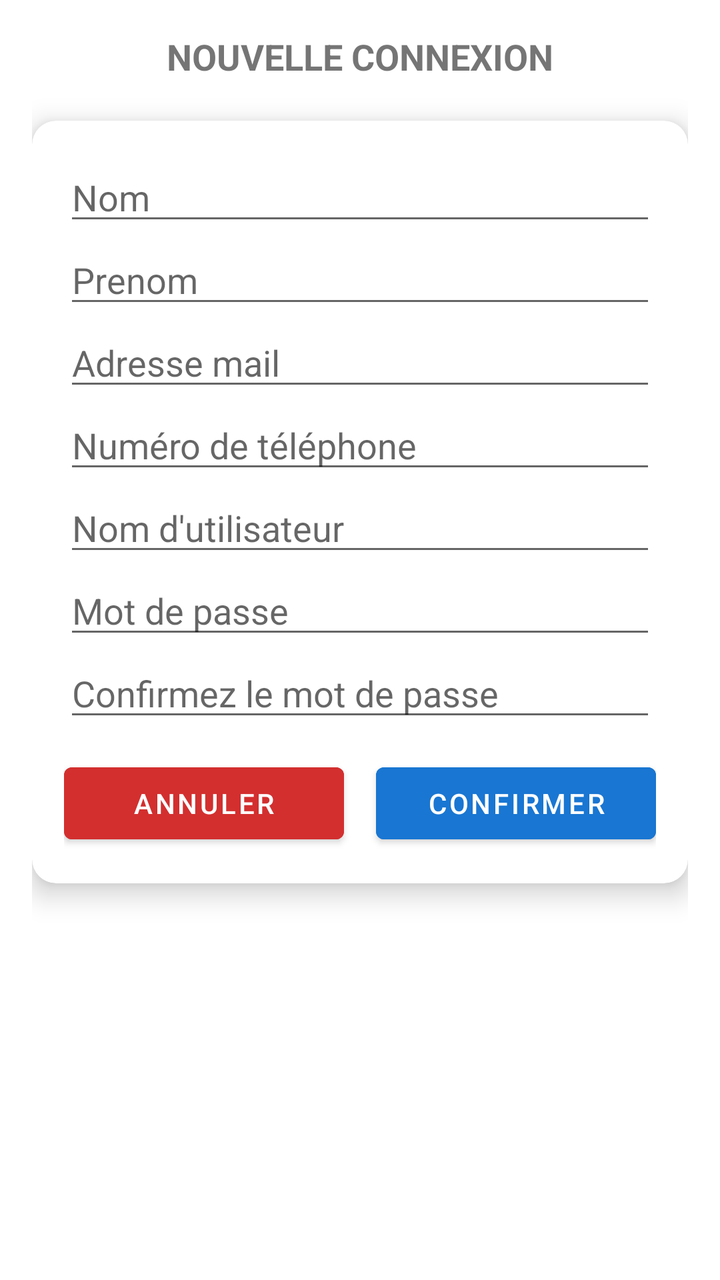
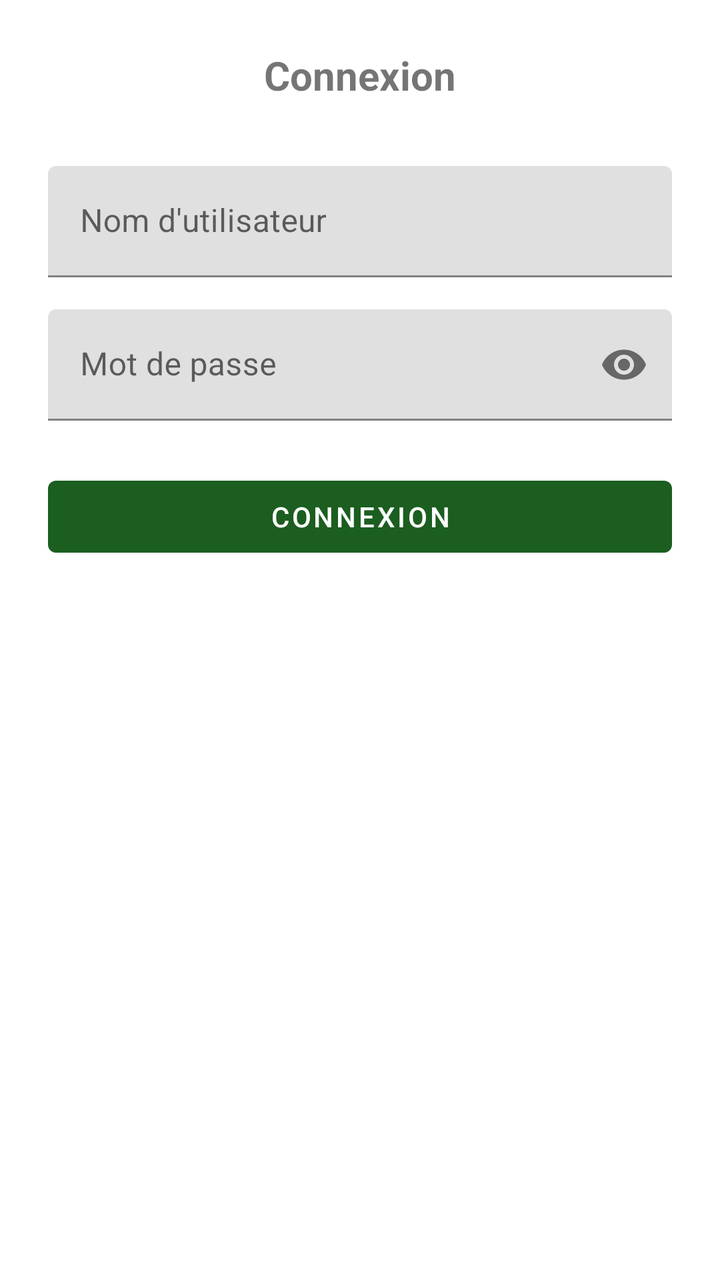

The first picture is an Android layout as it rendered before a commit; the second is the same layout after the commit. The layout source and the unified diff follow.
<!-- AndroidManifest.xml: application theme Theme.CitoyenActif -->
<!-- res/layout/sign_in_frag.xml -->
<?xml version="1.0" encoding="utf-8"?>
<layout xmlns:app="http://schemas.android.com/apk/res-auto">

    <androidx.constraintlayout.widget.ConstraintLayout
        xmlns:android="http://schemas.android.com/apk/res/android"
        android:layout_width="match_parent"
        android:layout_height="match_parent"
        android:padding="16dp">

        
        <TextView
            android:id="@+id/welcome_message"
            android:layout_width="wrap_content"
            android:layout_height="wrap_content"
            android:text="NOUVELLE CONNEXION"
            android:textStyle="bold"
            android:textSize="18dp"
            app:layout_constraintTop_toTopOf="parent"
            app:layout_constraintStart_toStartOf="parent"
            app:layout_constraintEnd_toEndOf="parent" />

        
        <com.google.android.material.card.MaterialCardView
            android:id="@+id/form_card"
            android:layout_width="0dp"
            android:layout_height="wrap_content"
            android:layout_marginTop="20dp"
            app:cardCornerRadius="12dp"
            app:cardElevation="8dp"
            app:layout_constraintTop_toBottomOf="@id/welcome_message"
            app:layout_constraintStart_toStartOf="parent"
            app:layout_constraintEnd_toEndOf="parent">

            
            <LinearLayout
                android:layout_width="match_parent"
                android:layout_height="wrap_content"
                android:orientation="vertical"
                android:padding="16dp">

                
                <EditText
                    android:id="@+id/name"
                    android:layout_width="match_parent"
                    android:layout_height="wrap_content"
                    android:hint="Nom"/>

                
                <EditText
                    android:id="@+id/first_name"
                    android:layout_width="match_parent"
                    android:layout_height="wrap_content"
                    android:hint="Prenom"/>

                
                <EditText
                    android:id="@+id/email"
                    android:layout_width="match_parent"
                    android:layout_height="wrap_content"
                    android:hint="Adresse mail"/>

                
                <EditText
                    android:id="@+id/phone_number"
                    android:layout_width="match_parent"
                    android:layout_height="wrap_content"
                    android:hint="Numéro de téléphone"/>

                
                <EditText
                    android:id="@+id/username"
                    android:layout_width="match_parent"
                    android:layout_height="wrap_content"
                    android:hint="Nom d'utilisateur"/>

                
                <EditText
                    android:id="@+id/password"
                    android:layout_width="match_parent"
                    android:layout_height="wrap_content"
                    android:hint="Mot de passe"
                    android:inputType="textPassword"/>

                
                <EditText
                    android:id="@+id/confirm_password"
                    android:layout_width="match_parent"
                    android:layout_height="wrap_content"
                    android:hint="Confirmez le mot de passe"
                    android:inputType="textPassword"/>

                
                <LinearLayout
                    android:layout_width="match_parent"
                    android:layout_height="wrap_content"
                    android:orientation="horizontal"
                    android:layout_marginTop="12dp">

                    
                    <Button
                        android:id="@+id/cancel_button"
                        android:layout_width="0dp"
                        android:layout_weight="1"
                        android:layout_height="wrap_content"
                        android:text="ANNULER"
                        android:backgroundTint="#D32F2F"/>

                    
                    <Space
                        android:layout_width="16dp"
                        android:layout_height="wrap_content"/>

                    
                    <Button
                        android:id="@+id/confirm_button"
                        android:layout_width="0dp"
                        android:layout_weight="1"
                        android:layout_height="wrap_content"
                        android:text="CONFIRMER"
                        android:backgroundTint="#1976D2"/>

                </LinearLayout>

            </LinearLayout>

        </com.google.android.material.card.MaterialCardView>

    </androidx.constraintlayout.widget.ConstraintLayout>
</layout>
<!-- resources referenced by this layout -->
<resources>
  <style name="Theme.CitoyenActif" parent="Theme.MaterialComponents.DayNight.DarkActionBar">
          
          <item name="colorPrimary">@color/purple_500</item>
          <item name="colorPrimaryVariant">@color/purple_700</item>
          <item name="colorOnPrimary">@color/white</item>
          
          <item name="colorSecondary">@color/teal_200</item>
          <item name="colorSecondaryVariant">@color/teal_700</item>
          <item name="colorOnSecondary">@color/black</item>
          
          <item name="android:statusBarColor">?attr/colorPrimaryVariant</item>
          
      </style>
  <color name="purple_500">#FF6200EE</color>
  <color name="purple_700">#FF3700B3</color>
  <color name="white">#FFFFFFFF</color>
  <color name="teal_200">#FF03DAC5</color>
  <color name="teal_700">#FF018786</color>
  <color name="black">#FF000000</color>
</resources>

<!-- the commit's change to res/layout/sign_in_frag.xml (unified diff, before → after) -->
@@ -1,129 +1,79 @@
 <?xml version="1.0" encoding="utf-8"?>
-<layout xmlns:app="http://schemas.android.com/apk/res-auto">
+<layout xmlns:android="http://schemas.android.com/apk/res/android"
+    xmlns:app="http://schemas.android.com/apk/res-auto">
+
+    <data>
+        
+    </data>
 
     <androidx.constraintlayout.widget.ConstraintLayout
-        xmlns:android="http://schemas.android.com/apk/res/android"
         android:layout_width="match_parent"
         android:layout_height="match_parent"
-        android:padding="16dp">
+        android:padding="24dp">
 
         
         <TextView
-            android:id="@+id/welcome_message"
-            android:layout_width="wrap_content"
+            android:id="@+id/tvLoginTitle"
+            android:layout_width="0dp"
             android:layout_height="wrap_content"
-            android:text="NOUVELLE CONNEXION"
+            android:text="Connexion"
+            android:textSize="20sp"
             android:textStyle="bold"
-            android:textSize="18dp"
+            android:textAlignment="center"
             app:layout_constraintTop_toTopOf="parent"
             app:layout_constraintStart_toStartOf="parent"
             app:layout_constraintEnd_toEndOf="parent" />
 
         
-        <com.google.android.material.card.MaterialCardView
-            android:id="@+id/form_card"
+        <com.google.android.material.textfield.TextInputLayout
+            android:id="@+id/tilUsername"
             android:layout_width="0dp"
             android:layout_height="wrap_content"
-            android:layout_marginTop="20dp"
-            app:cardCornerRadius="12dp"
-            app:cardElevation="8dp"
-            app:layout_constraintTop_toBottomOf="@id/welcome_message"
+            android:layout_marginTop="32dp"
+            android:hint="Nom d'utilisateur"
+            app:layout_constraintTop_toBottomOf="@id/tvLoginTitle"
             app:layout_constraintStart_toStartOf="parent"
             app:layout_constraintEnd_toEndOf="parent">
 
-            
-            <LinearLayout
+            <com.google.android.material.textfield.TextInputEditText
+                android:id="@+id/etUsername"
                 android:layout_width="match_parent"
                 android:layout_height="wrap_content"
-                android:orientation="vertical"
-                android:padding="16dp">
+                android:inputType="text"
+                android:maxLines="1" />
+        </com.google.android.material.textfield.TextInputLayout>
 
-                
-                <EditText
-                    android:id="@+id/name"
-                    android:layout_width="match_parent"
-                    android:layout_height="wrap_content"
-                    android:hint="Nom"/>
+        
+        <com.google.android.material.textfield.TextInputLayout
+            android:id="@+id/tilPassword"
+            android:layout_width="0dp"
+            android:layout_height="wrap_content"
+            android:layout_marginTop="16dp"
+            android:hint="Mot de passe"
+            app:endIconMode="password_toggle"
+            app:layout_constraintTop_toBottomOf="@id/tilUsername"
+            app:layout_constraintStart_toStartOf="parent"
+            app:layout_constraintEnd_toEndOf="parent">
 
-                
-                <EditText
-                    android:id="@+id/first_name"
-                    android:layout_width="match_parent"
-                    android:layout_height="wrap_content"
-                    android:hint="Prenom"/>
+            <com.google.android.material.textfield.TextInputEditText
+                android:id="@+id/etPassword"
+                android:layout_width="match_parent"
+                android:layout_height="wrap_content"
+                android:inputType="textPassword"
+                android:maxLines="1" />
+        </com.google.android.material.textfield.TextInputLayout>
 
-                
-                <EditText
-                    android:id="@+id/email"
-                    android:layout_width="match_parent"
-                    android:layout_height="wrap_content"
-                    android:hint="Adresse mail"/>
-
-                
-                <EditText
-                    android:id="@+id/phone_number"
-                    android:layout_width="match_parent"
-                    android:layout_height="wrap_content"
-                    android:hint="Numéro de téléphone"/>
-
-                
-                <EditText
-                    android:id="@+id/username"
-                    android:layout_width="match_parent"
-                    android:layout_height="wrap_content"
-                    android:hint="Nom d'utilisateur"/>
-
-                
-                <EditText
-                    android:id="@+id/password"
-                    android:layout_width="match_parent"
-                    android:layout_height="wrap_content"
-                    android:hint="Mot de passe"
-                    android:inputType="textPassword"/>
-
-                
-                <EditText
-                    android:id="@+id/confirm_password"
-                    android:layout_width="match_parent"
-                    android:layout_height="wrap_content"
-                    android:hint="Confirmez le mot de passe"
-                    android:inputType="textPassword"/>
-
-                
-                <LinearLayout
-                    android:layout_width="match_parent"
-                    android:layout_height="wrap_content"
-                    android:orientation="horizontal"
-                    android:layout_marginTop="12dp">
-
-                    
-                    <Button
-                        android:id="@+id/cancel_button"
-                        android:layout_width="0dp"
-                        android:layout_weight="1"
-                        android:layout_height="wrap_content"
-                        android:text="ANNULER"
-                        android:backgroundTint="#D32F2F"/>
-
-                    
-                    <Space
-                        android:layout_width="16dp"
-                        android:layout_height="wrap_content"/>
-
-                    
-                    <Button
-                        android:id="@+id/confirm_button"
-                        android:layout_width="0dp"
-                        android:layout_weight="1"
-                        android:layout_height="wrap_content"
-                        android:text="CONFIRMER"
-                        android:backgroundTint="#1976D2"/>
-
-                </LinearLayout>
-
-            </LinearLayout>
-
-        </com.google.android.material.card.MaterialCardView>
+        
+        <com.google.android.material.button.MaterialButton
+            android:id="@+id/btnLogin"
+            android:layout_width="0dp"
+            android:layout_height="wrap_content"
+            android:text="Connexion"
+            android:layout_marginTop="24dp"
+            app:layout_constraintTop_toBottomOf="@id/tilPassword"
+            app:layout_constraintStart_toStartOf="parent"
+            app:layout_constraintEnd_toEndOf="parent"
+            app:backgroundTint="#1B5E20"/>
 
     </androidx.constraintlayout.widget.ConstraintLayout>
 </layout>
